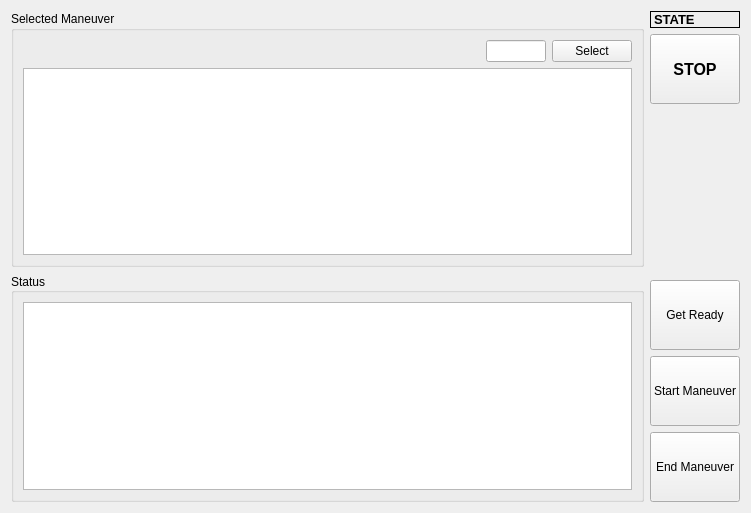
First picture: the form in res/ifx.ui, repository AntoineBrunet/rqt_fyt, before the edit.
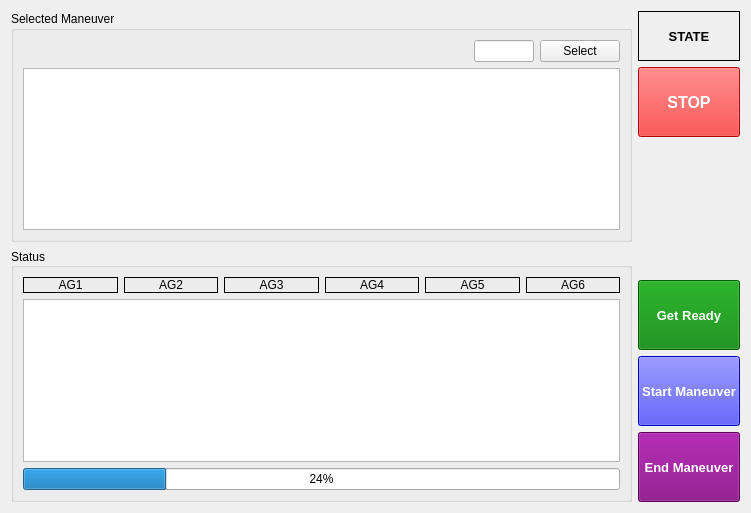
Second picture: the form after the edit.

Commit message: Nouvelle ifx + couleurs

```diff
--- a/res/ifx.ui
+++ b/res/ifx.ui
@@ -86,6 +86,91 @@
         <bool>false</bool>
        </property>
        <layout class="QVBoxLayout" name="verticalLayout_3">
+        <item>
+         <layout class="QHBoxLayout" name="horizontalLayout_3">
+          <property name="spacing">
+           <number>-1</number>
+          </property>
+          <item>
+           <widget class="QLabel" name="ag1">
+            <property name="frameShape">
+             <enum>QFrame::Box</enum>
+            </property>
+            <property name="text">
+             <string>AG1</string>
+            </property>
+            <property name="alignment">
+             <set>Qt::AlignCenter</set>
+            </property>
+           </widget>
+          </item>
+          <item>
+           <widget class="QLabel" name="ag2">
+            <property name="frameShape">
+             <enum>QFrame::Box</enum>
+            </property>
+            <property name="text">
+             <string>AG2</string>
+            </property>
+            <property name="alignment">
+             <set>Qt::AlignCenter</set>
+            </property>
+           </widget>
+          </item>
+          <item>
+           <widget class="QLabel" name="ag3">
+            <property name="frameShape">
+             <enum>QFrame::Box</enum>
+            </property>
+            <property name="text">
+             <string>AG3</string>
+            </property>
+            <property name="alignment">
+             <set>Qt::AlignCenter</set>
+            </property>
+           </widget>
+          </item>
+          <item>
+           <widget class="QLabel" name="ag4">
+            <property name="frameShape">
+             <enum>QFrame::Box</enum>
+            </property>
+            <property name="text">
+             <string>AG4</string>
+            </property>
+            <property name="alignment">
+             <set>Qt::AlignCenter</set>
+            </property>
+           </widget>
+          </item>
+          <item>
+           <widget class="QLabel" name="ag5">
+            <property name="frameShape">
+             <enum>QFrame::Box</enum>
+            </property>
+            <property name="text">
+             <string>AG5</string>
+            </property>
+            <property name="alignment">
+             <set>Qt::AlignCenter</set>
+            </property>
+           </widget>
+          </item>
+          <item>
+           <widget class="QLabel" name="ag6">
+            <property name="frameShape">
+             <enum>QFrame::Box</enum>
+            </property>
+            <property name="text">
+             <string>AG6</string>
+            </property>
+            <property name="alignment">
+             <set>Qt::AlignCenter</set>
+            </property>
+           </widget>
+          </item>
+         </layout>
+        </item>
         <item>
          <widget class="QTextBrowser" name="status">
           <property name="frameShape">
@@ -93,6 +178,13 @@
           </property>
          </widget>
         </item>
+        <item>
+         <widget class="QProgressBar" name="progressBar">
+          <property name="value">
+           <number>24</number>
+          </property>
+         </widget>
+        </item>
        </layout>
       </widget>
      </item>
@@ -102,6 +194,12 @@
     <layout class="QVBoxLayout" name="coms">
      <item>
       <widget class="QLabel" name="state">
+       <property name="minimumSize">
+        <size>
+         <width>0</width>
+         <height>50</height>
+        </size>
+       </property>
        <property name="font">
         <font>
          <pointsize>10</pointsize>
@@ -115,6 +213,9 @@
        <property name="text">
         <string>STATE</string>
        </property>
+       <property name="alignment">
+        <set>Qt::AlignCenter</set>
+       </property>
       </widget>
      </item>
      <item>
@@ -133,6 +234,9 @@
          <bold>true</bold>
         </font>
        </property>
+       <property name="styleSheet">
+        <string notr="true">background-color:red; color:white</string>
+       </property>
        <property name="text">
         <string>STOP</string>
        </property>
@@ -159,6 +263,16 @@
          <height>70</height>
         </size>
        </property>
+       <property name="font">
+        <font>
+         <pointsize>10</pointsize>
+         <weight>75</weight>
+         <bold>true</bold>
+        </font>
+       </property>
+       <property name="styleSheet">
+        <string notr="true">background-color:green;color:white</string>
+       </property>
        <property name="text">
         <string>Get Ready</string>
        </property>
@@ -172,6 +286,16 @@
          <height>70</height>
         </size>
        </property>
+       <property name="font">
+        <font>
+         <pointsize>10</pointsize>
+         <weight>75</weight>
+         <bold>true</bold>
+        </font>
+       </property>
+       <property name="styleSheet">
+        <string notr="true">background-color:blue; color:white</string>
+       </property>
        <property name="text">
         <string>Start Maneuver</string>
        </property>
@@ -185,6 +309,16 @@
          <height>70</height>
         </size>
        </property>
+       <property name="font">
+        <font>
+         <pointsize>10</pointsize>
+         <weight>75</weight>
+         <bold>true</bold>
+        </font>
+       </property>
+       <property name="styleSheet">
+        <string notr="true">background-color:purple; color:white</string>
+       </property>
        <property name="text">
         <string>End Maneuver</string>
        </property>
```
The commit also changes 2 other files.
